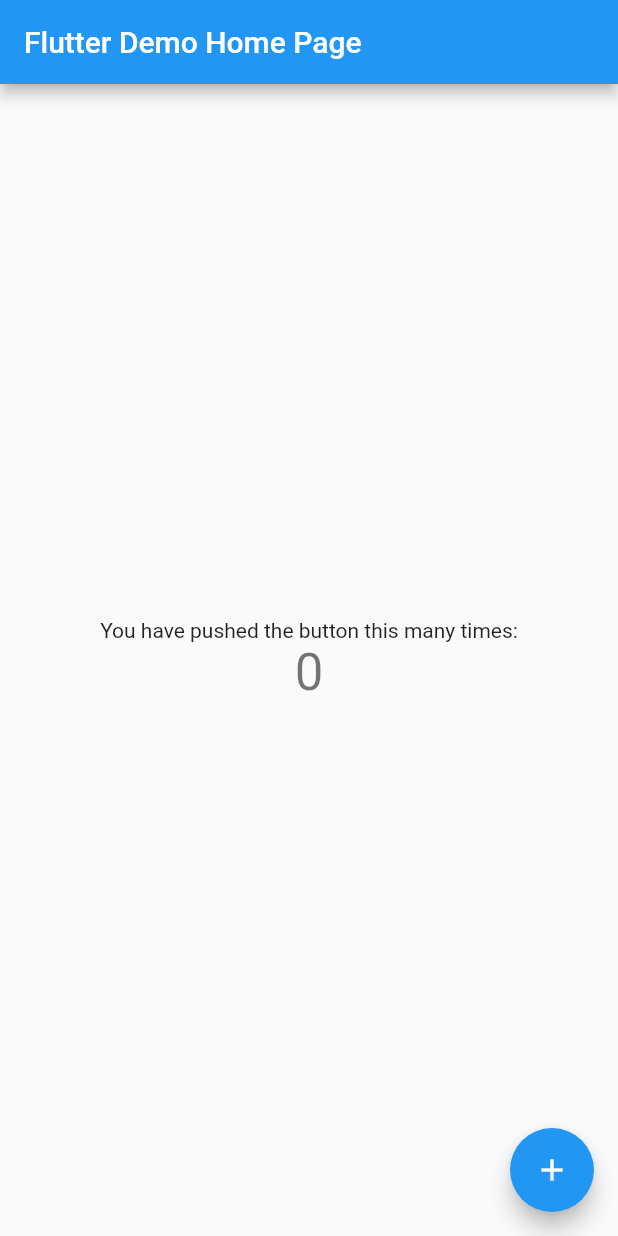
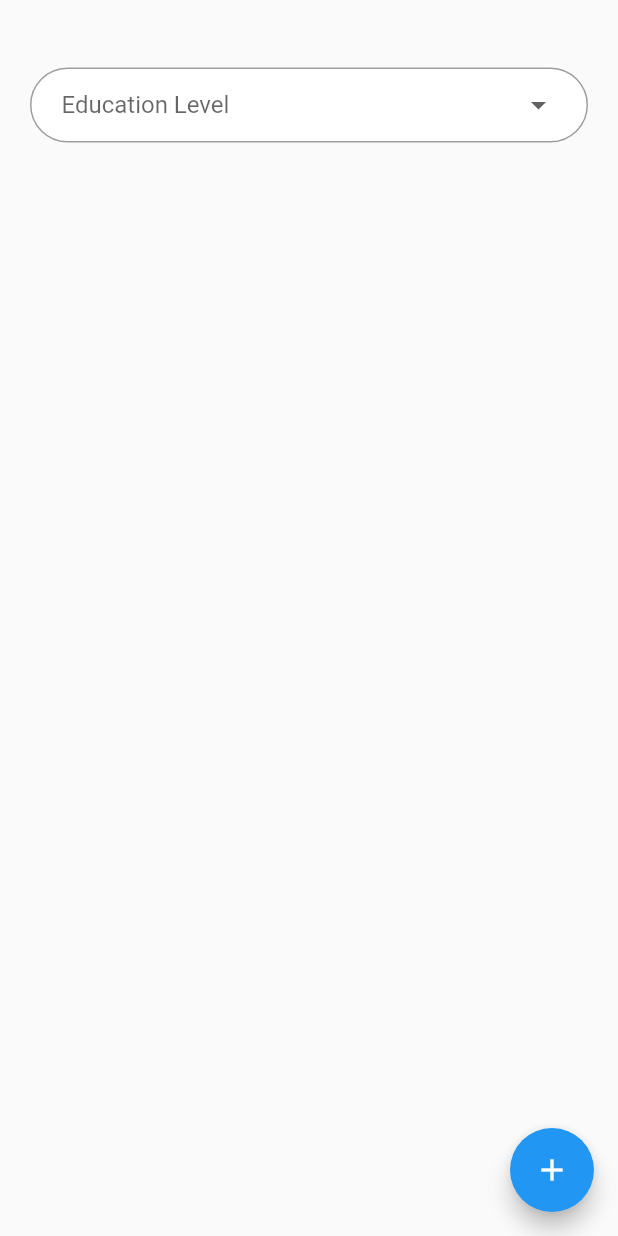
Before and after one commit to azrielalfitri/flutter_application_1, a Flutter app: the screen it shows after launch, on a phone screen of 412 x 824 dp. Run offline on Flutter 3.47's test engine with Material 2 defaults, Android fonts, the phone set to English and light mode, and no system bars; Roboto replaces fonts that are missing (Muli).

Commit message:
basic functionality edits

```diff
--- a/lib/main.dart
+++ b/lib/main.dart
@@ -1,4 +1,5 @@
 import 'package:flutter/material.dart';
+import 'circulardropdownmenu.dart';
 
 // Main function that Flutter runs first
 void main() {
@@ -12,24 +13,22 @@ class MainApp extends StatelessWidget {
   @override
   Widget build(BuildContext context) {
     return MaterialApp(
-      title: 'Flutter Demo',
+      //Title of the App
+      title: 'What is the name of your app?',
+
+      // Theme of the App
       theme: ThemeData(
-        // This is the theme of your application.
-        //
-        // Try running your application with "flutter run". You'll see the
-        // application has a blue toolbar. Then, without quitting the app, try
-        // changing the primarySwatch below to Colors.green and then invoke
-        // "hot reload" (press "r" in the console where you ran "flutter run",
-        // or simply save your changes to "hot reload" in a Flutter IDE).
-        // Notice that the counter didn't reset back to zero; the application
-        // is not restarted.
         primarySwatch: Colors.blue,
       ),
-      home: const MyHomePage(title: 'Flutter Demo Home Page'),
+
+      // Home widget of the App
+      //home: const MyHomePage(title: 'Flutter Demo Home Page'),
+      home: TeacherDropDownMenu(),
     );
   }
 }
 
+/*
 class MyHomePage extends StatefulWidget {
   const MyHomePage({super.key, required this.title});
 
@@ -47,7 +46,6 @@ class MyHomePage extends StatefulWidget {
   @override
   State<MyHomePage> createState() => _MyHomePageState();
 }
-
 
 //
 class _MyHomePageState extends State<MyHomePage> {
@@ -116,3 +114,128 @@ class _MyHomePageState extends State<MyHomePage> {
     );
   }
 }
+*/
+
+class TeacherDropDownMenu extends StatefulWidget {
+  @override
+  _TeacherDropDownMenuState createState() => _TeacherDropDownMenuState();
+}
+
+class _TeacherDropDownMenuState extends State<TeacherDropDownMenu> {
+  String _coachingLevel = 'Education Level';
+
+  @override
+  Widget build(BuildContext context) {
+    //Store a list of all the teacher names + emails
+    var list = [
+      {'id': "1", 'name': "Bianchi", "email": "JBianchi@energytechhs.org"},
+      {'id': "2", 'name': "Azriel", "email": "aalfitri@etech-nyc.org"},
+      {'id': "3", 'name': "Justin", "email": "jhuang@etech-nyc.org"},
+    ];
+
+    return Scaffold(
+      body: SingleChildScrollView(
+        child: Container(
+          margin: EdgeInsets.only(left: 20, top: 40, right: 20, bottom: 20),
+          child: Column(
+            children: <Widget>[
+              //Constructing a CDDM
+              CircularDropDownMenu(
+                //Define field #2
+                dropDownMenuItem: [
+                  //Loop through all the items in the list
+                  for (var item in list)
+
+                    //Generate a DDMI for each item
+                    DropdownMenuItem(
+                      child: GestureDetector(
+                        onTap: () {},
+                        child: Text(item['name'].toString()),
+                      ),
+                      value: 'School',
+                    ),
+
+                  // DropdownMenuItem(
+                  //   child: GestureDetector(
+                  //     onTap: () {},
+                  //     child: Text('Collage9'),
+                  //   ),
+                  //   value: 'Collage',
+                  // ),
+
+                  // DropdownMenuItem(
+                  //   child: GestureDetector(
+                  //     onTap: () {},
+                  //     child: Text('Graduated'),
+                  //   ),
+                  //   value: 'Graduated',
+                  // ),
+                ],
+
+                //defining CDDM field #1
+                onChanged: (value) {
+                  setState(() {
+                    _coachingLevel = value;
+                  });
+                },
+
+                //defining CDDM field #3
+                hintText: _coachingLevel,
+              ),
+            ],
+          ),
+        ),
+      ),
+
+      floatingActionButton: FloatingActionButton(
+        onPressed: null, //_incrementCounter,
+        tooltip: 'Increment',
+        child: const Icon(Icons.add),
+      ), // This trailing comma makes auto-formatting nicer for build methods.
+    );
+  }
+}
+
+
+
+/*
+Widget build(BuildContext context) {
+
+var list = [{'id':"123123","date":"20/08/2016"},{'id':"123124","date":"26/08/2016"},{'id':"123125","date":"26/08/2016"}];
+
+  return Scaffold(
+
+  body: Center(
+    child: Column(
+
+      children: <Widget>[
+
+
+        Text('Recent Claims'),
+
+        Table(
+
+          border: TableBorder.all(color: Colors.black),
+
+          columnWidths: {
+            0: FixedColumnWidth(100.0),
+            1: FixedColumnWidth(100.0)
+          },
+
+          children:[
+
+
+            for(var item in list )
+
+              TableRow(
+                children: [
+                  Text(item['id']),
+                  Text(item['date']),
+                ]
+              )
+          ]
+
+        ),
+      }
+
+      */
```
Also changed, not shown: lib/circulardropdownmenu.dart (+8 -0 lines).
